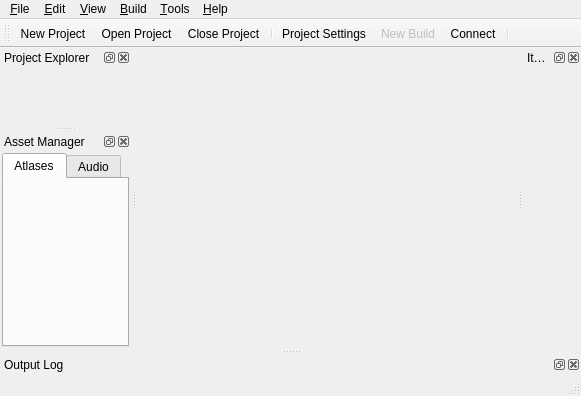
First picture: the form in Editor/src/MainWindow.ui, repository GameOverture/HarmonyEngine, before the edit.
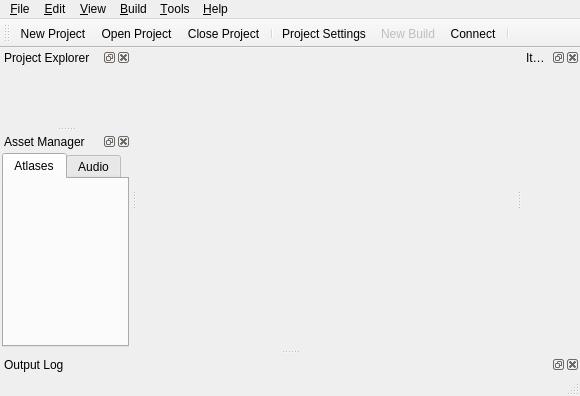
Second picture: the form after the edit. Icons and pictures are not drawn. Custom widgets are drawn as their Qt base class.

Diff of the .ui file:
```diff
--- a/Editor/src/MainWindow.ui
+++ b/Editor/src/MainWindow.ui
@@ -6,7 +6,7 @@
    <rect>
     <x>0</x>
     <y>0</y>
-    <width>581</width>
+    <width>580</width>
     <height>396</height>
    </rect>
   </property>
@@ -55,7 +55,7 @@
     <rect>
      <x>0</x>
      <y>0</y>
-     <width>581</width>
+     <width>580</width>
      <height>21</height>
     </rect>
    </property>
```
Left out of the diff: 17 changed lines with no effect on the pictures.
